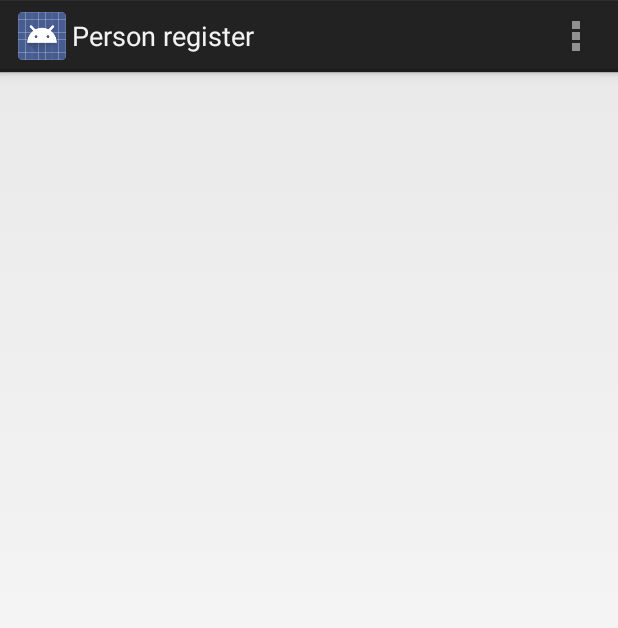
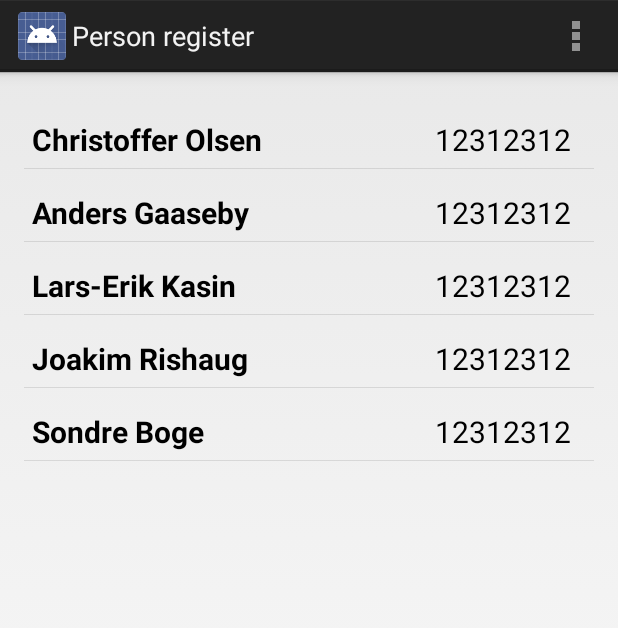
Before and after one commit to marhag/Mappe2, an Android app: the screen it shows after launch (MainActivity), on a phone screen of 412 x 824 dp. Shown: the top 628 px of the screen. Run offline under Robolectric (Android 15) with nearby library versions, the phone set to English and light mode, and no system bars.

Commit message:
fixed bug in db

```diff
--- a/app/src/main/java/android/hioa/s178816_s188098_mappe2/DBHandler.java
+++ b/app/src/main/java/android/hioa/s178816_s188098_mappe2/DBHandler.java
@@ -13,7 +13,7 @@ public class DBHandler  extends SQLiteOpenHelper {
 
     // All Static variables
     // Database Version
-    private static final int DATABASE_VERSION = 2;
+    private static final int DATABASE_VERSION = 4;
 
     // Database Name
     private static final String DATABASE_NAME = "Personreg";
@@ -62,7 +62,7 @@ public class DBHandler  extends SQLiteOpenHelper {
 
         ContentValues values = new ContentValues();
         values.put(KEY_FIRSTNAME, person.getFirstname()); // Person firstname
-        values.put(KEY_FIRSTNAME, person.getFirstname()); // Person firstname
+        values.put(KEY_LASTNAME, person.getLastname()); // Person lastname
         values.put(KEY_PH_NO, person.getMobile()); // Person mobile
         values.put(KEY_BDATE, person.getBday()); // Person bday
 
--- a/app/src/main/java/android/hioa/s178816_s188098_mappe2/MainActivity.java
+++ b/app/src/main/java/android/hioa/s178816_s188098_mappe2/MainActivity.java
@@ -2,6 +2,7 @@ package android.hioa.s178816_s188098_mappe2;
 
 import android.os.Bundle;
 import android.support.v4.app.FragmentActivity;
+import android.util.Log;
 import android.view.Menu;
 import android.view.MenuItem;
 import android.support.v4.app.FragmentTransaction;
@@ -14,7 +15,14 @@ public class MainActivity extends FragmentActivity {
     protected void onCreate(Bundle savedInstanceState) {
         super.onCreate(savedInstanceState);
         setContentView(R.layout.activity_main);
+        DBHandler db = new DBHandler(this);
+        db.addPerson(new Person("Christoffer","Olsen",12312312,"dato"));
+        db.addPerson(new Person("Anders","Gaaseby",12312312,"dato"));
+        db.addPerson(new Person("Lars-Erik","Kasin",12312312,"dato"));
+        db.addPerson(new Person("Joakim","Rishaug",12312312,"dato"));
+        db.addPerson(new Person("Sondre","Boge",12312312,"dato"));
 
+        Log.d("HAR NR 1 NOE ETTERNAVN?", db.getPerson(1).getLastname());
 
 
         if(savedInstanceState!=null)
@@ -23,7 +31,9 @@ public class MainActivity extends FragmentActivity {
         }
         else
         {
-
+            listFragment = new MenuFragment();
+            getSupportFragmentManager().beginTransaction()
+                    .add(R.id.container, listFragment).commit();
         }
     }
 
--- a/app/src/main/java/android/hioa/s178816_s188098_mappe2/MenuListAdapter.java
+++ b/app/src/main/java/android/hioa/s178816_s188098_mappe2/MenuListAdapter.java
@@ -2,6 +2,7 @@ package android.hioa.s178816_s188098_mappe2;
 
 import android.app.Activity;
 import android.content.Context;
+import android.util.Log;
 import android.view.LayoutInflater;
 import android.view.View;
 import android.view.ViewGroup;
@@ -53,7 +54,7 @@ public class MenuListAdapter extends BaseAdapter {
         Person person = menuListPerson.get(position);
 
         txtName.setText(person.getFirstname()+" " + person.getLastname());
-        txtPhone.setText(person.getMobile());
+        txtPhone.setText(person.getMobile()+"");
 
         return convertView;
 
--- a/app/src/main/java/android/hioa/s178816_s188098_mappe2/Person.java
+++ b/app/src/main/java/android/hioa/s178816_s188098_mappe2/Person.java
@@ -5,7 +5,8 @@ package android.hioa.s178816_s188098_mappe2;
  */
 public class Person {
     private int id;
-    private String firstname,lastname;
+    private String firstname;
+    private String lastname;
     private int mobile;
     private String bday; // DD/MM/YYYY - can use Date
 
```
